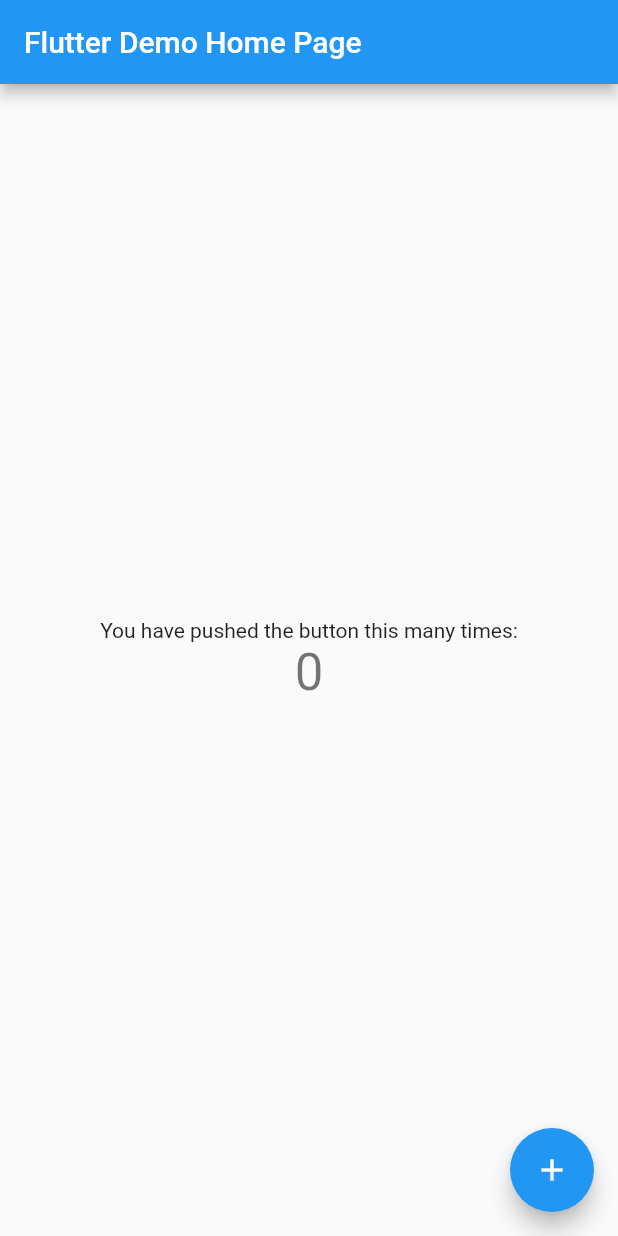
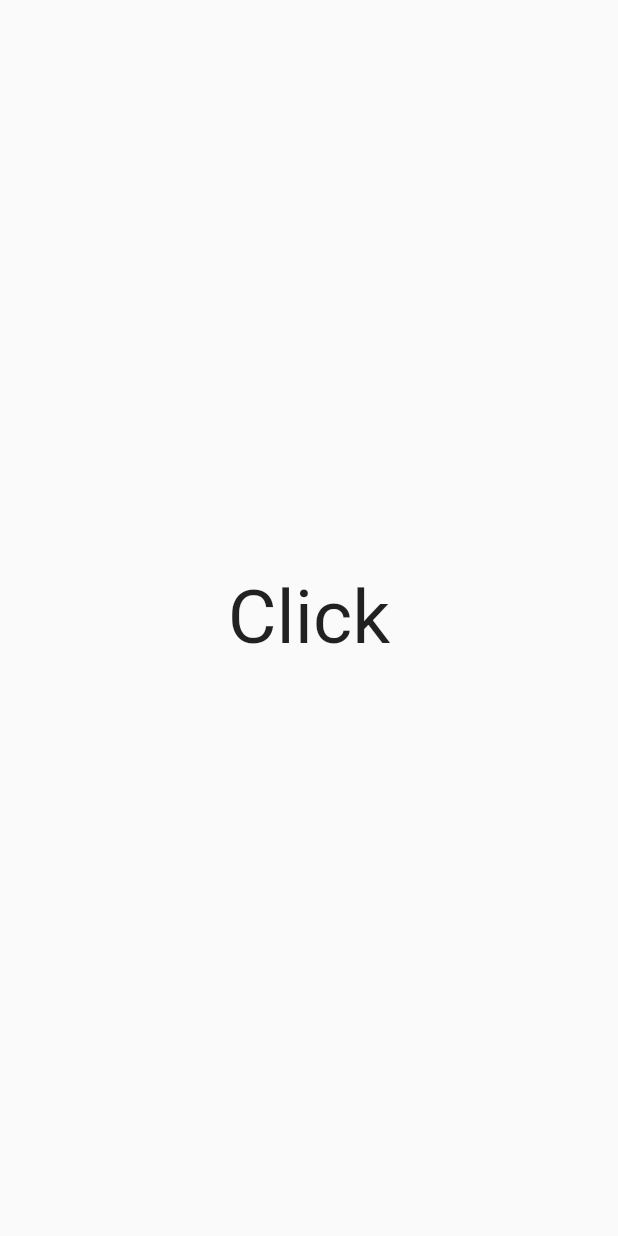
Before and after one commit to preetamkumar017/mvvm_flutter, a Flutter app: the screen it shows after launch, on a phone screen of 412 x 824 dp. Run offline on Flutter 3.47's test engine with Material 2 defaults, Android fonts, the phone set to English and light mode, and no system bars; our stand-ins replace another_flushbar, fluttertoast.

Commit message:
route and utils done

```diff
--- a/lib/main.dart
+++ b/lib/main.dart
@@ -1,4 +1,7 @@
 import 'package:flutter/material.dart';
+import 'package:flutter_application_1/utils/routes/routes.dart';
+import 'package:flutter_application_1/utils/routes/routes_name.dart';
+import 'package:flutter_application_1/view/login_screen.dart';
 
 void main() {
   runApp(const MyApp());
@@ -13,103 +16,10 @@ class MyApp extends StatelessWidget {
     return MaterialApp(
       title: 'Flutter Demo',
       theme: ThemeData(
-        // This is the theme of your application.
-        //
-        // Try running your application with "flutter run". You'll see the
-        // application has a blue toolbar. Then, without quitting the app, try
-        // changing the primarySwatch below to Colors.green and then invoke
-        // "hot reload" (press "r" in the console where you ran "flutter run",
-        // or simply save your changes to "hot reload" in a Flutter IDE).
-        // Notice that the counter didn't reset back to zero; the application
-        // is not restarted.
         primarySwatch: Colors.blue,
       ),
-      home: const MyHomePage(title: 'Flutter Demo Home Page'),
+      initialRoute: RoutesName.login,
+      onGenerateRoute: Routes.generateRoute,
     );
   }
 }
-
-class MyHomePage extends StatefulWidget {
-  const MyHomePage({Key? key, required this.title}) : super(key: key);
-
-  // This widget is the home page of your application. It is stateful, meaning
-  // that it has a State object (defined below) that contains fields that affect
-  // how it looks.
-
-  // This class is the configuration for the state. It holds the values (in this
-  // case the title) provided by the parent (in this case the App widget) and
-  // used by the build method of the State. Fields in a Widget subclass are
-  // always marked "final".
-
-  final String title;
-
-  @override
-  State<MyHomePage> createState() => _MyHomePageState();
-}
-
-class _MyHomePageState extends State<MyHomePage> {
-  int _counter = 0;
-
-  void _incrementCounter() {
-    setState(() {
-      // This call to setState tells the Flutter framework that something has
-      // changed in this State, which causes it to rerun the build method below
-      // so that the display can reflect the updated values. If we changed
-      // _counter without calling setState(), then the build method would not be
-      // called again, and so nothing would appear to happen.
-      _counter++;
-    });
-  }
-
-  @override
-  Widget build(BuildContext context) {
-    // This method is rerun every time setState is called, for instance as done
-    // by the _incrementCounter method above.
-    //
-    // The Flutter framework has been optimized to make rerunning build methods
-    // fast, so that you can just rebuild anything that needs updating rather
-    // than having to individually change instances of widgets.
-    return Scaffold(
-      appBar: AppBar(
-        // Here we take the value from the MyHomePage object that was created by
-        // the App.build method, and use it to set our appbar title.
-        title: Text(widget.title),
-      ),
-      body: Center(
-        // Center is a layout widget. It takes a single child and positions it
-        // in the middle of the parent.
-        child: Column(
-          // Column is also a layout widget. It takes a list of children and
-          // arranges them vertically. By default, it sizes itself to fit its
-          // children horizontally, and tries to be as tall as its parent.
-          //
-          // Invoke "debug painting" (press "p" in the console, choose the
-          // "Toggle Debug Paint" action from the Flutter Inspector in Android
-          // Studio, or the "Toggle Debug Paint" command in Visual Studio Code)
-          // to see the wireframe for each widget.
-          //
-          // Column has various properties to control how it sizes itself and
-          // how it positions its children. Here we use mainAxisAlignment to
-          // center the children vertically; the main axis here is the vertical
-          // axis because Columns are vertical (the cross axis would be
-          // horizontal).
-          mainAxisAlignment: MainAxisAlignment.center,
-          children: <Widget>[
-            const Text(
-              'You have pushed the button this many times:',
-            ),
-            Text(
-              '$_counter',
-              style: Theme.of(context).textTheme.headline4,
-            ),
-          ],
-        ),
-      ),
-      floatingActionButton: FloatingActionButton(
-        onPressed: _incrementCounter,
-        tooltip: 'Increment',
-        child: const Icon(Icons.add),
-      ), // This trailing comma makes auto-formatting nicer for build methods.
-    );
-  }
-}
--- /dev/null
+++ b/lib/utils/routes/routes.dart
@@ -0,0 +1,24 @@
+import 'package:flutter/material.dart';
+import 'package:flutter_application_1/utils/routes/routes_name.dart';
+import 'package:flutter_application_1/view/home_screen.dart';
+import 'package:flutter_application_1/view/login_screen.dart';
+
+class Routes {
+  static Route<dynamic> generateRoute(RouteSettings settings) {
+    final argume = settings.arguments;
+    switch (settings.name) {
+      case RoutesName.home:
+        return MaterialPageRoute(
+            builder: (BuildContext context) => HomeScreen());
+      case RoutesName.login:
+        return MaterialPageRoute(
+            builder: (BuildContext context) => LoginScreen());
+      default:
+        return MaterialPageRoute(builder: (_) {
+          return Scaffold(
+            body: Center(child: Text("no route found")),
+          );
+        });
+    }
+  }
+}
--- /dev/null
+++ b/lib/utils/routes/routes_name.dart
@@ -0,0 +1,4 @@
+class RoutesName {
+  static const String login = "login_screen";
+  static const String home = "home_screen";
+}
--- /dev/null
+++ b/lib/view/login_screen.dart
@@ -0,0 +1,36 @@
+import 'package:flutter/material.dart';
+import 'package:flutter/src/foundation/key.dart';
+import 'package:flutter/src/widgets/framework.dart';
+import 'package:flutter_application_1/utils/routes/routes_name.dart';
+import 'package:flutter_application_1/utils/utils.dart';
+import 'package:flutter_application_1/view/home_screen.dart';
+
+class LoginScreen extends StatefulWidget {
+  const LoginScreen({Key? key}) : super(key: key);
+
+  @override
+  State<LoginScreen> createState() => _LoginScreenState();
+}
+
+class _LoginScreenState extends State<LoginScreen> {
+  @override
+  Widget build(BuildContext context) {
+    return Scaffold(
+        body: Center(
+      child: InkWell(
+        onTap: (() {
+          // Utils.toastMessage("no internet connection");
+          // Utils.snackBar("no internet Connection", context);
+          Utils.flushBarErrorMessage("no internet Connection", context);
+          // Navigator.pushNamed(context, RoutesName.home);
+          // print("object");
+          // Navigator.push(context,MaterialPageRoute(builder: (context) => HomeScreen(),));
+        }),
+        child: Text(
+          "Click",
+          style: TextStyle(fontSize: 50.0),
+        ),
+      ),
+    ));
+  }
+}
```
Also changed, not shown: lib/utils/utils.dart (added, +39 -0 lines), lib/view/home_screen.dart (added, +18 -0 lines).
